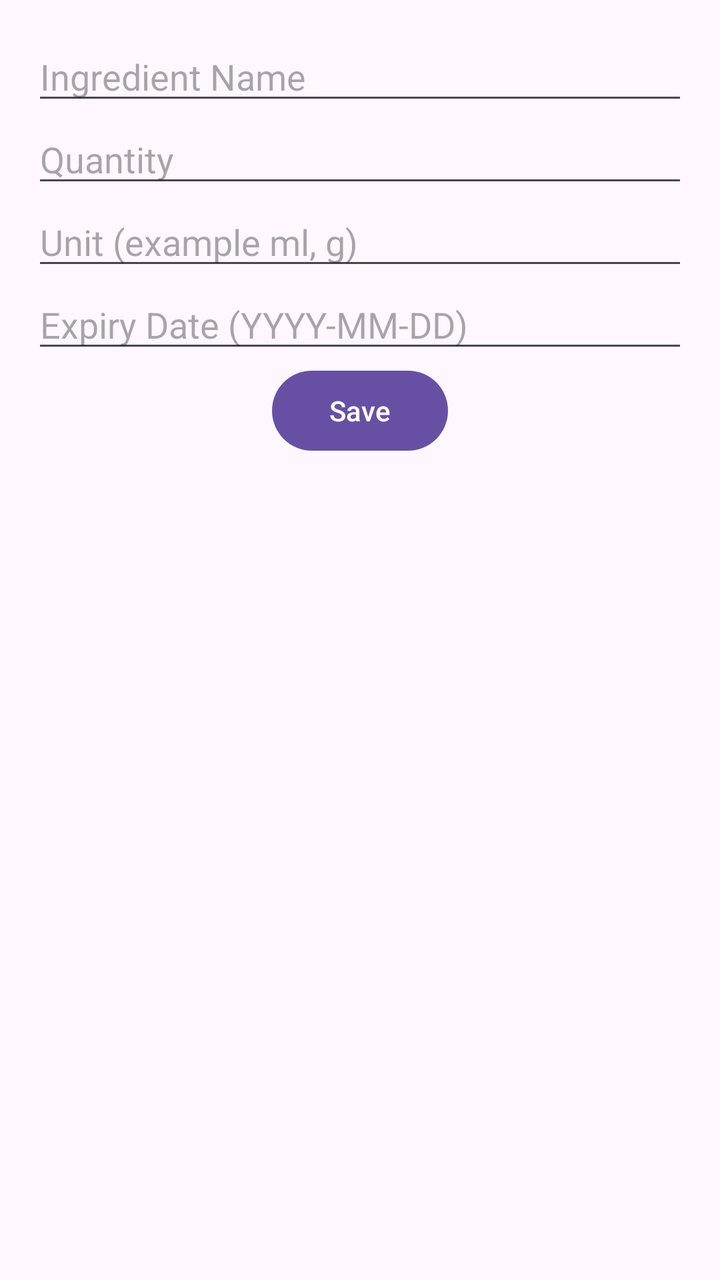
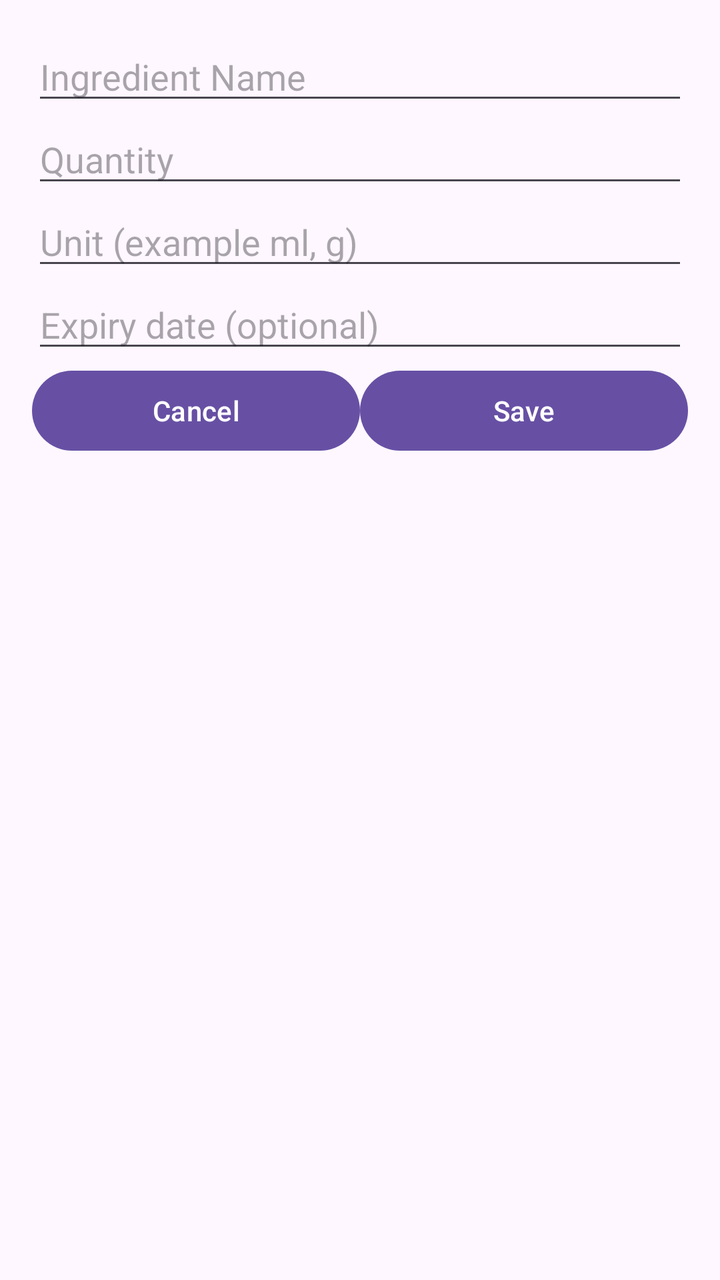

Two renders of the same Android screen: before a commit and after it. Below are the layout's source before the change and the commit's diff.
<!-- AndroidManifest.xml: application theme Theme.SmartPantryManager -->
<!-- res/layout/activity_add_edit_ingredient.xml -->
<?xml version="1.0" encoding="utf-8"?>
<androidx.constraintlayout.widget.ConstraintLayout
    xmlns:android="http://schemas.android.com/apk/res/android"
    xmlns:app="http://schemas.android.com/apk/res-auto"
    android:layout_width="match_parent"
    android:layout_height="match_parent"
    android:padding="16dp"
    android:fitsSystemWindows="true">

    <EditText
        android:layout_width="0dp"
        android:layout_height="wrap_content"
        android:id="@+id/etName"
        android:hint="Ingredient Name"
        android:inputType="text"
        app:layout_constraintTop_toTopOf="parent"
        app:layout_constraintStart_toStartOf="parent"
        app:layout_constraintEnd_toEndOf="parent"/>

    <EditText
        android:layout_width="0dp"
        android:layout_height="wrap_content"
        android:id="@+id/etQuantity"
        android:hint="Quantity"
        android:inputType="numberDecimal"
        app:layout_constraintTop_toBottomOf="@id/etName"
        app:layout_constraintStart_toStartOf="parent"
        app:layout_constraintEnd_toEndOf="parent"/>

    <EditText
        android:id="@+id/etUnit"
        android:layout_width="0dp"
        android:layout_height="wrap_content"
        android:hint="Unit (example ml, g)"
        android:inputType="text"
        app:layout_constraintTop_toBottomOf="@id/etQuantity"
        app:layout_constraintStart_toStartOf="parent"
        app:layout_constraintEnd_toEndOf="parent" />

    <EditText
        android:layout_width="0dp"
        android:layout_height="wrap_content"
        android:id="@+id/etExpiry"
        android:hint="Expiry Date (YYYY-MM-DD)"
        android:inputType="date"
        app:layout_constraintTop_toBottomOf="@id/etUnit"
        app:layout_constraintStart_toStartOf="parent"
        app:layout_constraintEnd_toEndOf="parent"/>

    <Button
        android:layout_width="wrap_content"
        android:layout_height="wrap_content"
        android:id="@+id/btnSave"
        android:text="Save"
        app:layout_constraintTop_toBottomOf="@id/etExpiry"
        app:layout_constraintStart_toStartOf="parent"
        app:layout_constraintEnd_toEndOf="parent"/>

</androidx.constraintlayout.widget.ConstraintLayout>
<!-- resources referenced by this layout -->
<resources>
  <style name="Theme.SmartPantryManager" parent="Base.Theme.SmartPantryManager" />
  <style name="Base.Theme.SmartPantryManager" parent="Theme.Material3.DayNight.NoActionBar">
          
          
      </style>
</resources>

<!-- the commit's change to res/layout/activity_add_edit_ingredient.xml (unified diff, before → after) -->
@@ -38,22 +38,40 @@
         app:layout_constraintEnd_toEndOf="parent" />
 
     <EditText
+        android:id="@+id/etExpiry"
         android:layout_width="0dp"
         android:layout_height="wrap_content"
-        android:id="@+id/etExpiry"
-        android:hint="Expiry Date (YYYY-MM-DD)"
-        android:inputType="date"
+        android:hint="Expiry date (optional)"
+        android:focusable="false"
+        android:clickable="true"
         app:layout_constraintTop_toBottomOf="@id/etUnit"
         app:layout_constraintStart_toStartOf="parent"
-        app:layout_constraintEnd_toEndOf="parent"/>
+        app:layout_constraintEnd_toEndOf="parent" />
 
-    <Button
-        android:layout_width="wrap_content"
+    <LinearLayout
+        android:id="@+id/buttonRow"
+        android:layout_width="0dp"
         android:layout_height="wrap_content"
-        android:id="@+id/btnSave"
-        android:text="Save"
+        android:orientation="horizontal"
         app:layout_constraintTop_toBottomOf="@id/etExpiry"
         app:layout_constraintStart_toStartOf="parent"
-        app:layout_constraintEnd_toEndOf="parent"/>
+        app:layout_constraintEnd_toEndOf="parent">
+
+        <Button
+            android:id="@+id/btnCancel"
+            android:layout_width="0dp"
+            android:layout_height="wrap_content"
+            android:layout_weight="1"
+            android:text="Cancel" />
+
+        <Button
+            android:id="@+id/btnSave"
+            android:layout_width="0dp"
+            android:layout_height="wrap_content"
+            android:layout_weight="1"
+            android:text="Save" />
+
+    </LinearLayout>
+
 
 </androidx.constraintlayout.widget.ConstraintLayout>
